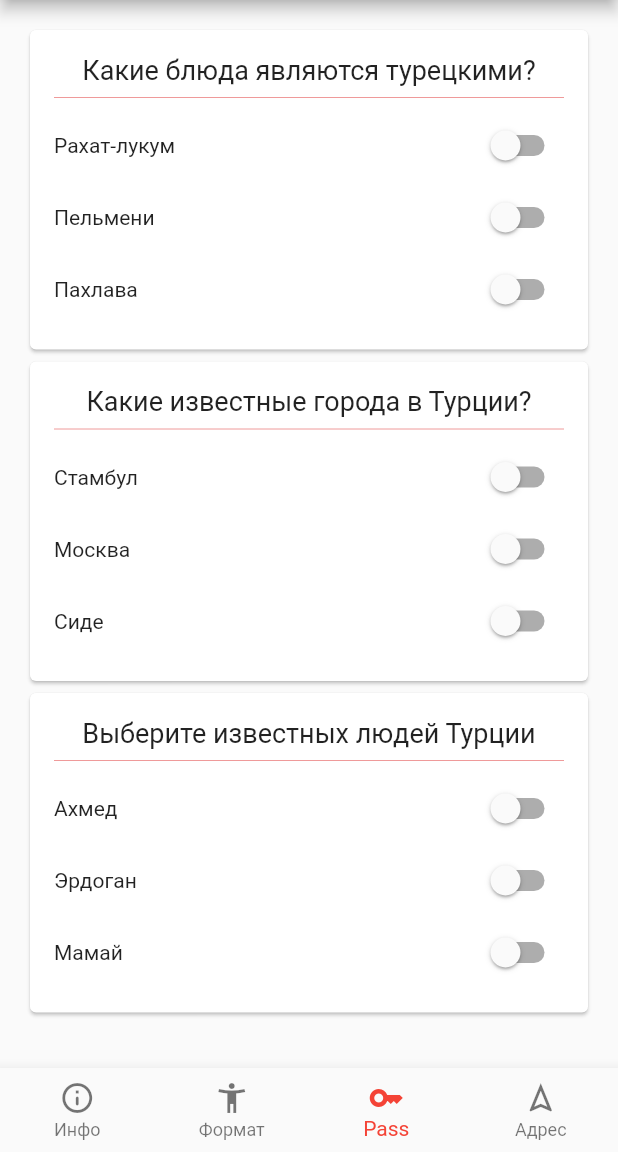
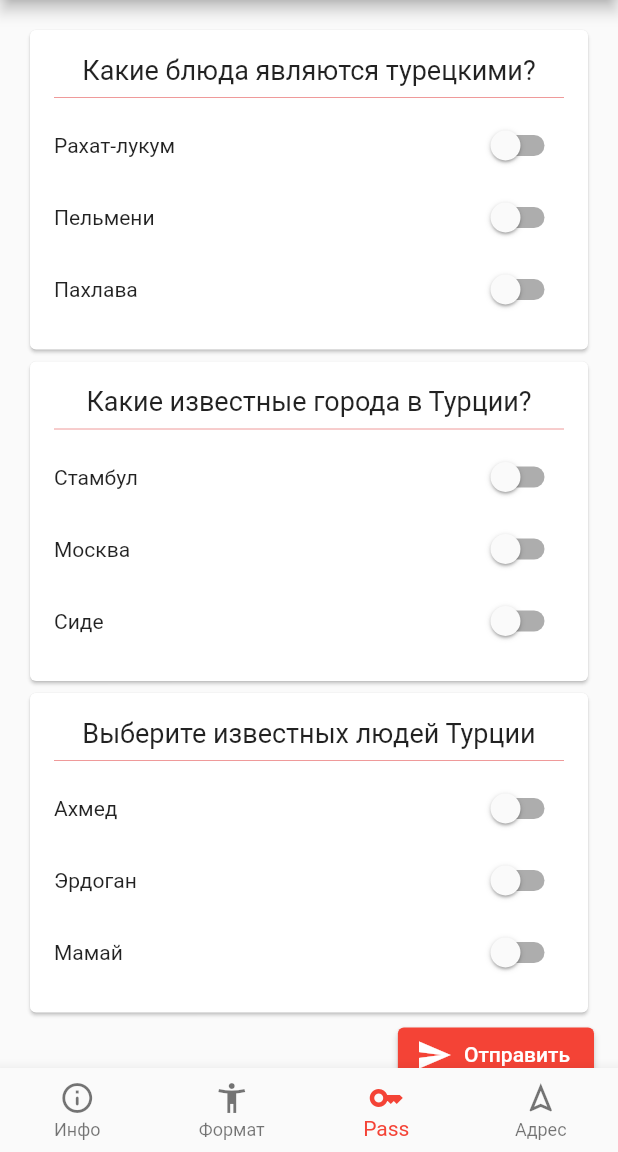
Before and after one commit to drklauss/turskish_party_app, a Flutter app: the screen it shows after launch, item 3 of the bottom bar chosen, on a phone screen of 412 x 824 dp, the part 84-1236 px from its top. Run offline on Flutter 3.47's test engine with Material 2 defaults, Android fonts, the light colour scheme and no system bars; our stand-ins replace animated_text_kit, flutter_bloc, get_it, qr_flutter.

Commit message:
Questions, states, animations

```diff
--- /dev/null
+++ b/lib/features/main/screen.dart
@@ -0,0 +1,81 @@
+import 'package:flutter/material.dart';
+import 'package:turkish_party_app/features/info/screen.dart';
+import 'package:turkish_party_app/features/pass/screen.dart';
+import 'package:turkish_party_app/features/format/screen.dart';
+import 'package:turkish_party_app/features/address/screen.dart';
+
+class Main extends StatefulWidget {
+  const Main({super.key});
+
+  @override
+  State<Main> createState() => _MainState();
+}
+
+class _MainState extends State<Main> {
+  int _selectedIndex = 0;
+  static const _pages = <Widget>[
+    InfoScreen(),
+    FormatScreen(),
+    PassScreen(),
+    AddressScreen(),
+  ];
+
+  void _onItemTapped(int index) {
+    setState(() {
+      _selectedIndex = index;
+    });
+  }
+
+  @override
+  Widget build(BuildContext context) {
+    return Scaffold(
+      appBar: AppBar(
+        title: Center(
+            child: RichText(
+                text: TextSpan(children: [
+          const TextSpan(
+            style: TextStyle(fontSize: 24, fontWeight: FontWeight.w400),
+            text: "Turkish party",
+          ),
+          WidgetSpan(
+            child: Padding(
+              padding: const EdgeInsets.only(left: 8),
+              child: Image.asset(
+                "assets/images/turkish_flag.png",
+                width: 24,
+                height: 24,
+              ),
+            ),
+          ),
+        ]))),
+      ),
+      bottomNavigationBar: BottomNavigationBar(
+        type: BottomNavigationBarType.fixed,
+        items: const <BottomNavigationBarItem>[
+          BottomNavigationBarItem(
+            icon: Icon(Icons.info_outline_rounded),
+            label: 'Инфо',
+          ),
+          BottomNavigationBarItem(
+            icon: Icon(Icons.accessibility_new_sharp),
+            label: 'Формат',
+          ),
+          BottomNavigationBarItem(
+            icon: Icon(Icons.key),
+            label: 'Pass',
+          ),
+          BottomNavigationBarItem(
+            icon: Icon(Icons.navigation_outlined),
+            label: 'Адрес',
+          ),
+        ],
+        currentIndex: _selectedIndex,
+        onTap: _onItemTapped,
+      ),
+      body: IndexedStack(
+        index: _selectedIndex,
+        children: _pages,
+      ),
+    );
+  }
+}
--- /dev/null
+++ b/lib/features/pass/block/block.dart
@@ -0,0 +1,38 @@
+import 'dart:async';
+
+import 'package:flutter_bloc/flutter_bloc.dart';
+import 'package:turkish_party_app/repository/score_repository.dart';
+
+import 'events.dart';
+import 'state.dart';
+
+class PassBloc extends Bloc<PassEvent, PassState> {
+  final ScoreRepository _scoreRepository;
+
+  PassBloc(this._scoreRepository) : super(PassInitial()) {
+    on<PassEvent>((event, emit) async {
+      if (event is PassLoadEvent) {
+        int score = _scoreRepository.getScore();
+        if (score > 0) {
+          emit(PassDoneState(score));
+
+          return;
+        }
+
+        emit(PassQuestionsState());
+
+        return;
+      }
+
+      if (event is PassWaitingEvent) {
+        _scoreRepository.setScore(event.score);
+        emit(PassWaitingState());
+      }
+
+      if (event is PassDoneEvent) {
+        int score = _scoreRepository.getScore();
+        emit(PassDoneState(score));
+      }
+    });
+  }
+}
--- /dev/null
+++ b/lib/features/pass/block/events.dart
@@ -0,0 +1,11 @@
+class PassEvent {}
+
+class PassLoadEvent extends PassEvent {}
+
+class PassWaitingEvent extends PassEvent {
+  int score;
+
+  PassWaitingEvent({required this.score});
+}
+
+class PassDoneEvent extends PassEvent {}
--- /dev/null
+++ b/lib/features/pass/block/state.dart
@@ -0,0 +1,12 @@
+class PassState {}
+
+class PassInitial extends PassState {}
+
+class PassQuestionsState extends PassState {}
+
+class PassWaitingState extends PassState {}
+
+class PassDoneState extends PassState {
+  int score;
+  PassDoneState(this.score);
+}
--- a/lib/screens/pass/questions_pool.dart
+++ b/lib/features/pass/questions_pool.dart
@@ -1,5 +1,8 @@
 import 'package:flutter/material.dart';
-import 'package:turkish_party_app/main.dart';
+import 'package:get_it/get_it.dart';
+import 'package:turkish_party_app/features/pass/block/block.dart';
+import 'package:turkish_party_app/features/pass/block/events.dart';
+import 'package:turkish_party_app/theme/theme.dart';
 
 class QuestionsPool extends StatefulWidget {
   const QuestionsPool({super.key});
@@ -9,7 +12,7 @@ class QuestionsPool extends StatefulWidget {
 }
 
 class _QuestionsPoolState extends State<QuestionsPool> {
-  bool? _q1t1;
+  bool _q1t1 = false;
   bool _q1t2 = false;
   bool _q1t3 = false;
 
@@ -20,14 +23,26 @@ class _QuestionsPoolState extends State<QuestionsPool> {
   bool _q3t1 = false;
   bool _q3t2 = false;
   bool _q3t3 = false;
+  PassBloc? _passBlock;
+
+  @override
+  void initState() {
+    _passBlock = GetIt.I<PassBloc>();
+
+    if (_passBlock == null) {
+      throw Exception("null bloc");
+    }
+
+    super.initState();
+  }
 
   @override
   Widget build(BuildContext context) {
-    return Column(
-      children: renderQuestions([
+    List<Widget> form = renderQuestions(
+      [
         [
           Switch.adaptive(
-            value: _q1t1 ?? false,
+            value: _q1t1,
             activeColor: Colors.red,
             onChanged: (val) => setState(() {
               _q1t1 = val;
@@ -94,8 +109,41 @@ class _QuestionsPoolState extends State<QuestionsPool> {
             }),
           )
         ],
-      ]),
+      ],
     );
+    form.add(Row(
+      mainAxisAlignment: MainAxisAlignment.end,
+      children: [
+        ElevatedButton.icon(
+            onPressed: () => {
+                  _checkAnswers([
+                    [_q1t1, _q1t2, _q1t3],
+                    [_q2t1, _q2t2, _q2t3],
+                    [_q3t1, _q3t2, _q3t3],
+                  ])
+                },
+            icon: const Icon(Icons.send_sharp),
+            label: const Text("Отправить"))
+      ],
+    ));
+    return Column(
+      children: form,
+    );
+  }
+
+  _checkAnswers(List<List<bool>> results) {
+    int score = 0;
+    for (int i = 0; i < results.length; i++) {
+      List<bool> result = results[i];
+      Question question = questionsList[i];
+      for (int k = 0; k < result.length; k++) {
+        if (result[k] == question.answers[k]) {
+          score++;
+        }
+      }
+    }
+
+    _passBlock!.add(PassWaitingEvent(score: score));
   }
 }
 
@@ -120,7 +168,7 @@ class QuestionActions extends Question {
 class Question {
   String question;
   List<String> variants = [];
-  List<int> answers = [];
+  List<bool> answers = [];
 
   Question({
     required this.question,
@@ -129,29 +177,29 @@ class Question {
   });
 }
 
-List<QuestionActions> getQuestions(List<List<Switch>> switchesList) {
-  List<Question> list = [
+List<Question> questionsList = [
   Question(
     question: "Какие блюда являются турецкими?",
     variants: ["Рахат-лукум", "Пельмени", "Пахлава"],
-      answers: [0, 2],
+    answers: [true, false, true],
   ),
   Question(
     question: "Какие известные города в Турции?",
     variants: ["Стамбул", "Москва", "Сиде"],
-      answers: [0, 1],
+    answers: [true, false, true],
   ),
   Question(
     question: "Выберите известных людей Турции",
     variants: ["Ахмед", "Эрдоган", "Мамай"],
-      answers: [1],
+    answers: [false, true, false],
   ),
 ];
 
+List<QuestionActions> getQuestionActions(List<List<Switch>> switchesList) {
   List<QuestionActions> result = [];
 
   for (var i = 0; i < switchesList.length; i++) {
-    Question q = list[i];
+    Question q = questionsList[i];
     QuestionActions qa = QuestionActions.create(q, switchesList[i]);
     result.add(qa);
   }
@@ -161,7 +209,7 @@ List<QuestionActions> getQuestions(List<List<Switch>> switchesList) {
 
 List<Widget> renderQuestions(List<List<Switch>> switchesList) {
   List<Widget> list = [];
-  List<QuestionActions> questions = getQuestions(switchesList);
+  List<QuestionActions> questions = getQuestionActions(switchesList);
   if (questions.isEmpty) {
     return [const Text("no questions")];
   }
@@ -183,10 +231,15 @@ List<Widget> renderQuestions(List<List<Switch>> switchesList) {
       );
     }
 
-    list.add(Card(
+    list.add(
+      Card(
+        key: GlobalKey(),
         child: Padding(
           padding: const EdgeInsets.all(16),
-            child: Column(children: children))));
+          child: Column(children: children),
+        ),
+      ),
+    );
     children = [];
   }
 
--- /dev/null
+++ b/lib/features/pass/screen.dart
@@ -0,0 +1,128 @@
+import 'dart:convert';
+import 'package:animated_text_kit/animated_text_kit.dart';
+import 'package:flutter/material.dart';
+import 'package:crypto/crypto.dart';
+import 'package:flutter_bloc/flutter_bloc.dart';
+import 'package:get_it/get_it.dart';
+import 'package:qr_flutter/qr_flutter.dart';
+import 'package:turkish_party_app/features/pass/block/block.dart';
+import 'package:turkish_party_app/features/pass/block/events.dart';
+import 'package:turkish_party_app/features/pass/block/state.dart';
+import 'package:turkish_party_app/theme/theme.dart';
+
+import 'questions_pool.dart';
+
+class PassScreen extends StatefulWidget {
+  const PassScreen({super.key});
+
+  @override
+  State<PassScreen> createState() => _PassScreenState();
+}
+
+class _PassScreenState extends State<PassScreen> {
+  PassBloc? _passBlock;
+
+  @override
+  void initState() {
+    _passBlock = GetIt.I<PassBloc>();
+
+    if (_passBlock == null) {
+      throw Exception("null bloc");
+    }
+
+    _passBlock!.add(PassLoadEvent());
+
+    super.initState();
+  }
+
+  @override
+  Widget build(BuildContext context) {
+    return BlocBuilder<PassBloc, PassState>(
+      bloc: _passBlock,
+      builder: (context, state) {
+        if (state is PassDoneState) {
+          return QrCode(qrCode: state.score.toString());
+        }
+
+        if (state is PassQuestionsState) {
+          return const SingleChildScrollView(
+            child: Padding(padding: EdgeInsets.all(16), child: QuestionsPool()),
+          );
+        }
+
+        if (state is PassWaitingState) {
+          return AlertDialog(
+              title: const LinearProgressIndicator(),
+              content: Container(
+                constraints: const BoxConstraints(minHeight: 60, maxWidth: 200),
+                child: AnimatedTextKit(
+                  animatedTexts: [
+                    TypewriterAnimatedText('Переживаешь?...',
+                        textStyle: const TextStyle(
+                          fontSize: 18.0,
+                        ),
+                        speed: const Duration(milliseconds: 75)),
+                    TypewriterAnimatedText(
+                        'Думаешь, у тебя будет QR-код без штрафа?...',
+                        textStyle: const TextStyle(
+                          fontSize: 18.0,
+                        ),
+                        speed: const Duration(milliseconds: 75)),
+                  ],
+                  totalRepeatCount: 1,
+                  onFinished: () => _passBlock!.add(PassDoneEvent()),
+                ),
+              ));
+        }
+
+        return Container();
+      },
+    );
+  }
+}
+
+class QrCode extends StatelessWidget {
+  final String qrCode;
+  final String _prefix = "your_score_is:";
+
+  const QrCode({super.key, required this.qrCode});
+
+  @override
+  Widget build(BuildContext context) {
+    TextTheme theme = Theme.of(context).textTheme;
+    String hash = md5.convert(utf8.encode(_prefix + qrCode)).toString();
+    debugPrint(hash);
+
+    return Padding(
+      padding: const EdgeInsets.all(16),
+      child: Column(
+        children: [
+          const Text("Твой пропуск на вечеринку", style: headlineLarge),
+          const SizedBox(height: 8),
+          Center(
+            child: Text(
+              "Не факт, что он идеальный, может быть со штрафом",
+              style: theme.bodySmall,
+            ),
+          ),
+          const SizedBox(height: 16),
+          Center(
+            child: Card(
+              elevation: 2,
+              shadowColor: Colors.grey,
+              child: ClipRRect(
+                borderRadius: BorderRadius.circular(4.0),
+                child: QrImageView(
+                  data: hash,
+                  version: QrVersions.auto,
+                  size: 320,
+                  gapless: true,
+                ),
+              ),
+            ),
+          )
+        ],
+      ),
+    );
+  }
+}
--- a/lib/main.dart
+++ b/lib/main.dart
@@ -1,17 +1,14 @@
 import 'package:flutter/material.dart';
-import 'package:turkish_party_app/address_screen.dart';
-import 'package:turkish_party_app/screens/format/format_screen.dart';
-import 'package:turkish_party_app/screens/info/info_screen.dart';
-import 'package:turkish_party_app/screens/pass/pass_screen.dart';
-
-// TextStyles
-const TextStyle headlineLarge = TextStyle(fontSize: 22, color: Colors.red);
-const TextStyle titleMedium = TextStyle(fontSize: 18);
-const TextStyle bodyMedium = TextStyle(fontSize: 14);
-const TextStyle bodySmall = TextStyle(fontSize: 12);
+import 'package:get_it/get_it.dart';
+import 'package:turkish_party_app/features/pass/block/block.dart';
+import 'package:turkish_party_app/repository/score_repository.dart';
+import 'features/main/screen.dart';
+import 'theme/theme.dart';
 
 //
 void main() {
+  GetIt.I.registerLazySingleton<PassBloc>(() => PassBloc(HiveRepository()));
+
   runApp(const TurkishPartyApp());
 }
 
@@ -24,91 +21,8 @@ class TurkishPartyApp extends StatelessWidget {
     return MaterialApp(
       title: 'Turkish party App',
       // darkTheme: ThemeData.dark(),
-      theme: ThemeData(
-        // brightness: darkMode ? Brightness.dark : Brightness.light,
-        textTheme: const TextTheme(
-          titleMedium: titleMedium,
-          bodySmall: bodySmall,
-          headlineLarge: headlineLarge,
-        ),
-        primarySwatch: Colors.red,
-      ),
+      theme: lightTheme,
       home: const Main(),
     );
   }
 }
-
-class Main extends StatefulWidget {
-  const Main({super.key});
-
-  @override
-  State<Main> createState() => _MainState();
-}
-
-class _MainState extends State<Main> {
-  int _selectedIndex = 0;
-  static const _pages = <Widget>[
-    InfoScreen(),
-    FormatScreen(),
-    PassScreen(),
-    AddressScreen(),
-  ];
-
-  void _onItemTapped(int index) {
-    setState(() {
-      _selectedIndex = index;
-    });
-  }
-
-  @override
-  Widget build(BuildContext context) {
-    return Scaffold(
-      appBar: AppBar(
-        title: Center(
-            child: RichText(
-                text: TextSpan(children: [
-          const TextSpan(
-              style: TextStyle(fontSize: 24, fontWeight: FontWeight.w400),
-              text: "Turkish party"),
-          WidgetSpan(
-            child: Padding(
-              padding: const EdgeInsets.only(left: 8),
-              child: Image.asset(
-                "assets/images/turkish_flag.png",
-                width: 24,
-                height: 24,
-              ),
-            ),
-          ),
-        ]))),
-      ),
-      bottomNavigationBar: BottomNavigationBar(
-        type: BottomNavigationBarType.fixed,
-        items: const <BottomNavigationBarItem>[
-          BottomNavigationBarItem(
-            icon: Icon(Icons.info_outline_rounded),
-            label: 'Инфо',
-          ),
-          BottomNavigationBarItem(
-            icon: Icon(Icons.accessibility_new_sharp),
-            label: 'Формат',
-          ),
-          BottomNavigationBarItem(
-            icon: Icon(Icons.key),
-            label: 'Pass',
-          ),
-          BottomNavigationBarItem(
-            icon: Icon(Icons.navigation_outlined),
-            label: 'Адрес',
-          ),
-        ],
-        currentIndex: _selectedIndex,
-        onTap: _onItemTapped,
-      ),
-      body: IndexedStack(
-        index: _selectedIndex,
-        children: _pages,
-      ),
-    );
-  }
-}
--- a/lib/screens/pass/pass_screen.dart
+++ /dev/null
@@ -1,67 +0,0 @@
-import 'package:flutter/material.dart';
-import 'package:qr_flutter/qr_flutter.dart';
-import 'package:turkish_party_app/main.dart';
-import 'questions_pool.dart';
-// import 'package:qr_flutter/qr_flutter.dart';
-
-class PassScreen extends StatefulWidget {
-  const PassScreen({super.key});
-
-  @override
-  State<PassScreen> createState() => _PassScreenState();
-}
-
-class _PassScreenState extends State<PassScreen> {
-  String _qrCode = '';
-
-  @override
-  Widget build(BuildContext context) {
-    // _qrCode = 'кодированный пропуск';
-    return _qrCode.isNotEmpty
-        ? QrCode(qrCode: _qrCode)
-        : const SingleChildScrollView(
-            child:
-                Padding(padding: EdgeInsets.all(16), child: QuestionsPool()));
-  }
-}
-
-class QrCode extends StatelessWidget {
-  final String qrCode;
-
-  const QrCode({super.key, required this.qrCode});
-
-  @override
-  Widget build(BuildContext context) {
-    TextTheme theme = Theme.of(context).textTheme;
-
-    return Padding(
-      padding: const EdgeInsets.all(16),
-      child: Column(
-        children: [
-          const Text("Твой пропуск на вечеринку", style: headlineLarge),
-          const SizedBox(height: 8),
-          Center(
-            child: Text("Не факт, что он идеальный, может быть со штрафом",
-                style: theme.bodySmall),
-          ),
-          const SizedBox(height: 16),
-          Center(
-            child: Card(
-              elevation: 2,
-              shadowColor: Colors.grey,
-              child: ClipRRect(
-                borderRadius: BorderRadius.circular(4.0),
-                child: QrImageView(
-                  data: qrCode,
-                  version: QrVersions.auto,
-                  size: 320,
-                  gapless: false,
-                ),
-              ),
-            ),
-          )
-        ],
-      ),
-    );
-  }
-}
--- /dev/null
+++ b/lib/theme/theme.dart
@@ -0,0 +1,16 @@
+import 'package:flutter/material.dart';
+
+const TextStyle headlineLarge = TextStyle(fontSize: 22, color: Colors.red);
+const TextStyle titleMedium = TextStyle(fontSize: 18);
+const TextStyle bodyMedium = TextStyle(fontSize: 14);
+const TextStyle bodySmall = TextStyle(fontSize: 12);
+
+final lightTheme = ThemeData(
+  // brightness: darkMode ? Brightness.dark : Brightness.light,
+  textTheme: const TextTheme(
+    titleMedium: titleMedium,
+    bodySmall: bodySmall,
+    headlineLarge: headlineLarge,
+  ),
+  primarySwatch: Colors.red,
+);
--- a/pubspec.yaml
+++ b/pubspec.yaml
@@ -11,8 +11,9 @@ dependencies:
   flutter:
     sdk: flutter
   qr_flutter: ^4.1.0
-
-
+  get_it: ^7.6.0
+  flutter_bloc: ^8.1.3
+  animated_text_kit: ^4.2.2
   cupertino_icons: ^1.0.2
 
 dev_dependencies:
```
Also changed, not shown: lib/repository/score_repository.dart (added, +17 -0 lines), lib/features/address/screen.dart (renamed from lib/address_screen.dart), lib/features/format/screen.dart (renamed from lib/screens/format/format_screen.dart), lib/features/info/screen.dart (renamed from lib/screens/info/info_screen.dart), pubspec.lock. Lines whose indentation alone changed are shown as unchanged.
